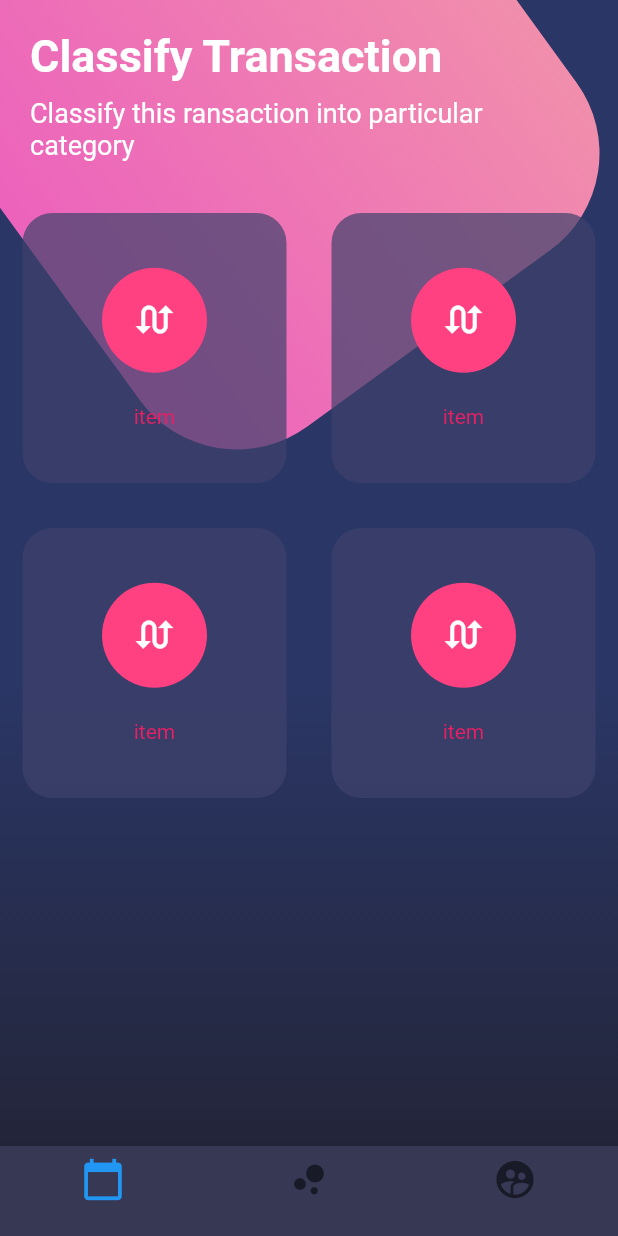
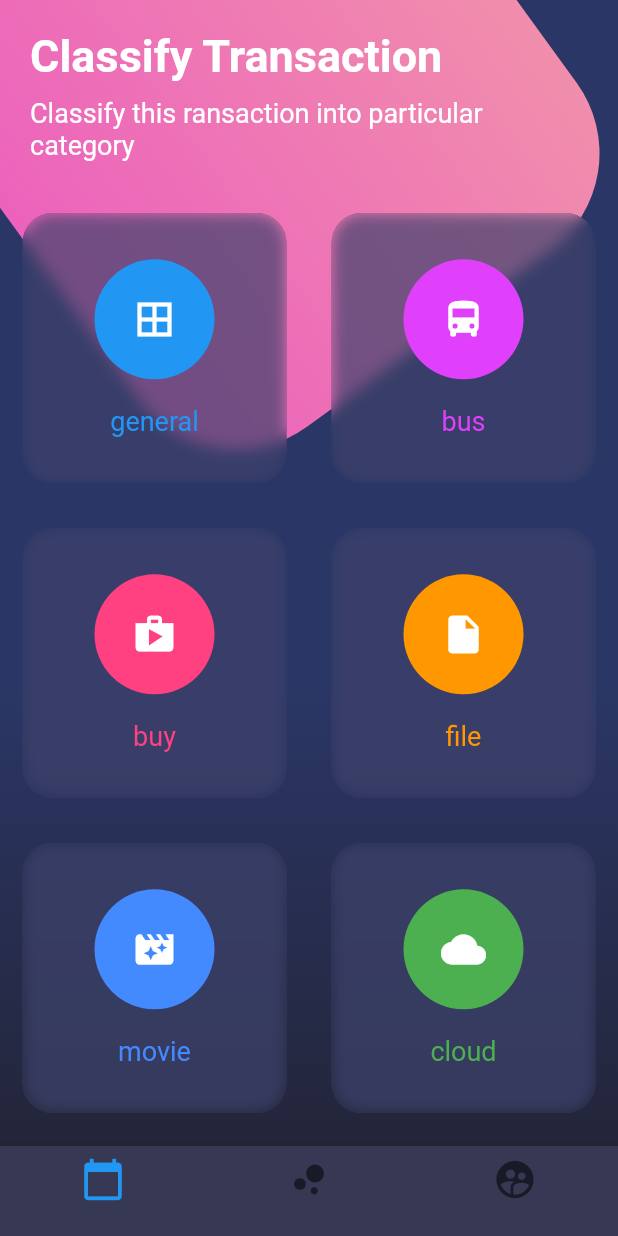
Before and after one commit to guillermoherrera/flutter_diseno_seccion_8, a Flutter app: the screen it shows after launch, on a phone screen of 412 x 824 dp. Run offline on Flutter 3.47's test engine with Material 2 defaults, Android fonts, the phone set to English and light mode, and no system bars.

Commit message:
botones 5
blur

```diff
--- a/lib/src/pages/botones_page.dart
+++ b/lib/src/pages/botones_page.dart
@@ -1,4 +1,5 @@
 import 'dart:math';
+import 'dart:ui';
 
 import 'package:flutter/material.dart';
 
@@ -28,40 +29,67 @@ class BotonesPage extends StatelessWidget {
       children: [
         TableRow(
           children: [
-            _crearBoton(),
-            _crearBoton()
+            _crearBoton(Colors.blue, Icons.border_all, 'general'),
+            _crearBoton(Colors.purpleAccent, Icons.directions_bus, 'bus')
           ]
         ),
         TableRow(
           children: [
-            _crearBoton(),
-            _crearBoton()
+            _crearBoton(Colors.pinkAccent, Icons.shop, 'buy'),
+            _crearBoton(Colors.orange, Icons.insert_drive_file, 'file')
+          ]
+        ),
+        TableRow(
+          children: [
+            _crearBoton(Colors.blueAccent, Icons.movie_filter, 'movie'),
+            _crearBoton(Colors.green, Icons.cloud, 'cloud')
+          ]
+        ),
+        TableRow(
+          children: [
+            _crearBoton(Colors.red, Icons.collections, 'fotos'),
+            _crearBoton(Colors.teal, Icons.help_outline, 'help')
           ]
         )
       ],
     );
   }
 
-  Widget _crearBoton(){
+  Widget _crearBoton(Color color, IconData icono, String texto){
+
+
     return Container(
       height: 180.0,
       margin: EdgeInsets.all(15.0),
+      width: 180.0,
       decoration: BoxDecoration(
           color: Color.fromRGBO(62, 66, 107, 0.7),
+          borderRadius: BorderRadius.circular(20.0)),
+      child: ClipRRect(
         borderRadius: BorderRadius.circular(20.0),
-      ),
+        child: BackdropFilter(
+          filter: ImageFilter.blur(sigmaX: 5.0, sigmaY: 5.0),
           child: Column(
             mainAxisAlignment: MainAxisAlignment.spaceAround,
             children: <Widget>[
-          SizedBox(height: 5.0,),
+              SizedBox(
+                height: 5.0,
+              ),
               CircleAvatar(
-            backgroundColor: Colors.pinkAccent,
-            radius: 35.0,
-            child: Icon(Icons.swap_calls, color: Colors.white, size: 30.0,),
+                backgroundColor: color,
+                radius: 40.0,
+                child: Icon(icono, color: Colors.white, size: 30.0),
               ),
-          Text('item', style: TextStyle(color: Colors.pink)),
-          SizedBox(height: 5.0,)
+              Text(
+                texto,
+                style: TextStyle(color: color, fontSize: 18.0),
+              ),
+              SizedBox(
+                height: 5.0,
+              ),
             ],
+          ),
+        ),
       ),
     );
   }
```
Lines whose indentation alone changed are shown as unchanged.
